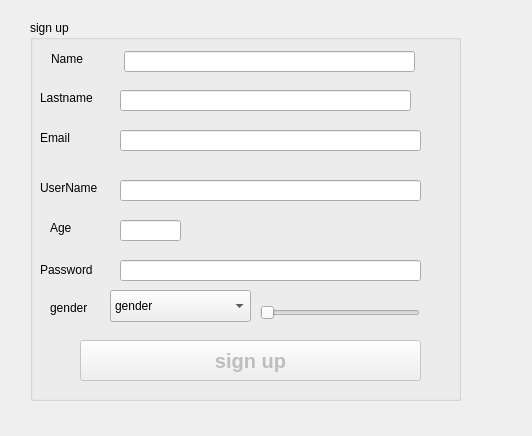
This is signupdialog.ui in sanazshokrzadeh/Messanger_throw_10 as Qt 5 draws it before an edit. The edited form follows.
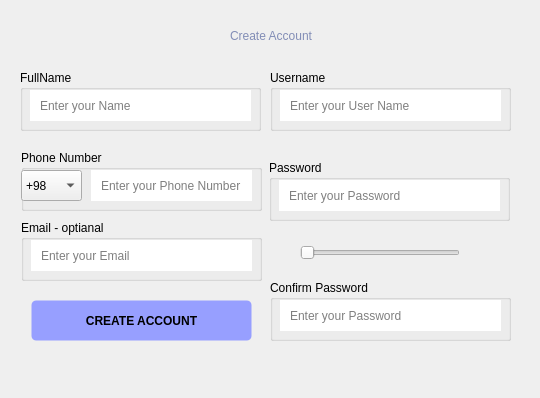
This is the edited form.

```diff
--- a/signupdialog.ui
+++ b/signupdialog.ui
@@ -6,255 +6,388 @@
    <rect>
     <x>0</x>
     <y>0</y>
-    <width>532</width>
-    <height>436</height>
+    <width>540</width>
+    <height>398</height>
    </rect>
   </property>
   <property name="windowTitle">
    <string>Dialog</string>
   </property>
-  <widget class="QGroupBox" name="groupBox">
+  <widget class="QPushButton" name="pushButtonsignup2">
    <property name="geometry">
     <rect>
-     <x>30</x>
-     <y>20</y>
-     <width>431</width>
-     <height>381</height>
+     <x>31</x>
+     <y>300</y>
+     <width>221</width>
+     <height>41</height>
+    </rect>
+   </property>
+   <property name="styleSheet">
+    <string notr="true">QPushButton
+{
+	background-color:rgb(151, 159, 255);
+	color: rgb(252, 252 252);
+	font-weight: bold;
+	border-style: solid;
+	border-width: 1px;
+	border-radius: 5px;
+	padding: 10px;
+	font: 1000 15pt &quot;Exo 10&quot;;
+}
+</string>
+   </property>
+   <property name="text">
+    <string>CREATE ACCOUNT</string>
+   </property>
+  </widget>
+  <widget class="QGroupBox" name="groupBox_7">
+   <property name="geometry">
+    <rect>
+     <x>21</x>
+     <y>150</y>
+     <width>241</width>
+     <height>61</height>
     </rect>
    </property>
    <property name="title">
-    <string>sign up</string>
+    <string>Phone Number </string>
    </property>
-   <widget class="QLineEdit" name="lineEditname">
+   <widget class="QComboBox" name="pn_comboBox">
     <property name="geometry">
      <rect>
-      <x>94</x>
-      <y>31</y>
-      <width>291</width>
-      <height>21</height>
-     </rect>
-    </property>
-   </widget>
-   <widget class="QLineEdit" name="lineEditlast">
-    <property name="enabled">
-     <bool>true</bool>
-    </property>
-    <property name="geometry">
-     <rect>
-      <x>90</x>
-      <y>70</y>
-      <width>291</width>
-      <height>21</height>
-     </rect>
-    </property>
-   </widget>
-   <widget class="QLabel" name="label_2">
-    <property name="geometry">
-     <rect>
-      <x>10</x>
-      <y>240</y>
-      <width>71</width>
-      <height>20</height>
-     </rect>
-    </property>
-    <property name="text">
-     <string>Password</string>
-    </property>
-   </widget>
-   <widget class="QLabel" name="label_3">
-    <property name="geometry">
-     <rect>
-      <x>21</x>
-      <y>31</y>
-      <width>41</width>
-      <height>16</height>
-     </rect>
-    </property>
-    <property name="text">
-     <string>Name</string>
-    </property>
-   </widget>
-   <widget class="QLineEdit" name="lineEditusername">
-    <property name="geometry">
-     <rect>
-      <x>90</x>
-      <y>160</y>
-      <width>301</width>
-      <height>21</height>
-     </rect>
-    </property>
-   </widget>
-   <widget class="QLineEdit" name="lineEditpassword">
-    <property name="geometry">
-     <rect>
-      <x>90</x>
-      <y>240</y>
-      <width>301</width>
-      <height>21</height>
-     </rect>
-    </property>
-    <property name="toolTip">
-     <string/>
-    </property>
-   </widget>
-   <widget class="QComboBox" name="comboBoxgender">
-    <property name="geometry">
-     <rect>
-      <x>80</x>
-      <y>270</y>
-      <width>141</width>
-      <height>32</height>
-     </rect>
-    </property>
-    <item>
-     <property name="text">
-      <string>gender</string>
-     </property>
-    </item>
-    <item>
-     <property name="text">
-      <string>male</string>
-     </property>
-    </item>
-    <item>
-     <property name="text">
-      <string>female</string>
-     </property>
-    </item>
-   </widget>
-   <widget class="QLabel" name="label_4">
-    <property name="geometry">
-     <rect>
-      <x>20</x>
-      <y>280</y>
-      <width>58</width>
-      <height>16</height>
-     </rect>
-    </property>
-    <property name="text">
-     <string>gender</string>
-    </property>
-   </widget>
-   <widget class="QPushButton" name="pushButtonsignup2">
-    <property name="enabled">
-     <bool>false</bool>
-    </property>
-    <property name="geometry">
-     <rect>
-      <x>50</x>
-      <y>320</y>
-      <width>341</width>
-      <height>41</height>
-     </rect>
-    </property>
-    <property name="font">
-     <font>
-      <pointsize>15</pointsize>
-      <bold>true</bold>
-     </font>
-    </property>
-    <property name="cursor">
-     <cursorShape>PointingHandCursor</cursorShape>
-    </property>
-    <property name="text">
-     <string>sign up</string>
-    </property>
-   </widget>
-   <widget class="QLabel" name="label_5">
-    <property name="geometry">
-     <rect>
-      <x>10</x>
-      <y>70</y>
-      <width>59</width>
-      <height>16</height>
-     </rect>
-    </property>
-    <property name="text">
-     <string>Lastname</string>
-    </property>
-   </widget>
-   <widget class="QLabel" name="label_6">
-    <property name="geometry">
-     <rect>
-      <x>10</x>
-      <y>160</y>
-      <width>63</width>
-      <height>16</height>
-     </rect>
-    </property>
-    <property name="text">
-     <string>UserName</string>
-    </property>
-   </widget>
-   <widget class="QLabel" name="label_age">
-    <property name="geometry">
-     <rect>
-      <x>20</x>
-      <y>200</y>
-      <width>59</width>
-      <height>16</height>
-     </rect>
-    </property>
-    <property name="text">
-     <string>Age</string>
-    </property>
-   </widget>
-   <widget class="QLineEdit" name="lineEditage">
-    <property name="geometry">
-     <rect>
-      <x>90</x>
-      <y>200</y>
+      <x>0</x>
+      <y>20</y>
       <width>61</width>
-      <height>21</height>
+      <height>31</height>
      </rect>
     </property>
-    <property name="age" stdset="0">
-     <double>0.000000000000000</double>
+    <property name="frame">
+     <bool>true</bool>
     </property>
+    <item>
+     <property name="text">
+      <string>+98</string>
+     </property>
+    </item>
+    <item>
+     <property name="text">
+      <string>+1</string>
+     </property>
+    </item>
+    <item>
+     <property name="text">
+      <string>+44</string>
+     </property>
+    </item>
+    <item>
+     <property name="text">
+      <string>+65</string>
+     </property>
+    </item>
    </widget>
-   <widget class="QLabel" name="label_age_2">
+   <widget class="QLineEdit" name="lineEditphone">
     <property name="geometry">
      <rect>
-      <x>10</x>
-      <y>110</y>
-      <width>59</width>
-      <height>16</height>
+      <x>70</x>
+      <y>20</y>
+      <width>161</width>
+      <height>31</height>
      </rect>
     </property>
+    <property name="styleSheet">
+     <string notr="true">border-left-color: #fff;
+border-left-style: solid;
+border-left-width: 5px;
+text-indent: 3px;
+padding-left:3px;
+</string>
+    </property>
+    <property name="inputMask">
+     <string/>
+    </property>
     <property name="text">
-     <string>Email</string>
+     <string/>
     </property>
+    <property name="maxLength">
+     <number>10</number>
+    </property>
+    <property name="frame">
+     <bool>false</bool>
+    </property>
+    <property name="placeholderText">
+     <string>Enter your Phone Number</string>
+    </property>
+    <property name="cursorMoveStyle">
+     <enum>Qt::LogicalMoveStyle</enum>
+    </property>
    </widget>
+  </widget>
+  <widget class="QGroupBox" name="groupBox_5">
+   <property name="geometry">
+    <rect>
+     <x>270</x>
+     <y>70</y>
+     <width>241</width>
+     <height>61</height>
+    </rect>
+   </property>
+   <property name="title">
+    <string>Username</string>
+   </property>
+   <widget class="QLineEdit" name="lineEditusername">
+    <property name="geometry">
+     <rect>
+      <x>10</x>
+      <y>20</y>
+      <width>221</width>
+      <height>31</height>
+     </rect>
+    </property>
+    <property name="toolTip">
+     <string>&lt;html&gt;&lt;head/&gt;&lt;body&gt;&lt;p&gt;only &lt;span style=&quot; font-weight:600;&quot;&gt;Alphabetic&lt;/span&gt; leters and&lt;span style=&quot; font-weight:600;&quot;&gt; Numbers&lt;/span&gt; and &lt;span style=&quot; font-weight:600;&quot;&gt;_ character&lt;/span&gt;&lt;/p&gt;&lt;p&gt;max = 20 character&lt;/p&gt;&lt;/body&gt;&lt;/html&gt;</string>
+    </property>
+    <property name="styleSheet">
+     <string notr="true">border-left-color: #fff;
+border-left-style: solid;
+border-left-width: 5px;
+text-indent: 3px;
+padding-left:3px;
+</string>
+    </property>
+    <property name="maxLength">
+     <number>20</number>
+    </property>
+    <property name="frame">
+     <bool>false</bool>
+    </property>
+    <property name="placeholderText">
+     <string>Enter your User Name</string>
+    </property>
+   </widget>
+  </widget>
+  <widget class="QGroupBox" name="groupBox_15">
+   <property name="geometry">
+    <rect>
+     <x>270</x>
+     <y>280</y>
+     <width>241</width>
+     <height>61</height>
+    </rect>
+   </property>
+   <property name="title">
+    <string>Confirm Password</string>
+   </property>
+   <widget class="QLineEdit" name="c_password_lineEdit">
+    <property name="geometry">
+     <rect>
+      <x>10</x>
+      <y>20</y>
+      <width>221</width>
+      <height>31</height>
+     </rect>
+    </property>
+    <property name="toolTip">
+     <string>&lt;html&gt;&lt;head/&gt;&lt;body&gt;&lt;p&gt;only &lt;span style=&quot; font-weight:600;&quot;&gt;Alphabetic leters &lt;/span&gt;and &lt;span style=&quot; font-weight:600;&quot;&gt;Numbers.&lt;/span&gt; you must use exactly one of theas characters [&lt;span style=&quot; font-weight:600;&quot;&gt;$&lt;/span&gt;, &lt;span style=&quot; font-weight:600;&quot;&gt;%&lt;/span&gt;]&lt;/p&gt;&lt;p&gt;* 5 &amp;lt; len &amp;lt; 10&lt;/p&gt;&lt;/body&gt;&lt;/html&gt;</string>
+    </property>
+    <property name="styleSheet">
+     <string notr="true">border-left-color: #fff;
+border-left-style: solid;
+border-left-width: 5px;
+text-indent: 3px;
+padding-left:3px;
+</string>
+    </property>
+    <property name="frame">
+     <bool>false</bool>
+    </property>
+    <property name="echoMode">
+     <enum>QLineEdit::Password</enum>
+    </property>
+    <property name="placeholderText">
+     <string>Enter your Password</string>
+    </property>
+   </widget>
+  </widget>
+  <widget class="QLabel" name="label_7">
+   <property name="geometry">
+    <rect>
+     <x>11</x>
+     <y>10</y>
+     <width>520</width>
+     <height>51</height>
+    </rect>
+   </property>
+   <property name="styleSheet">
+    <string notr="true">QWidget
+{
+	color:rgb(130, 141, 182);
+  	font: 900 14pt &quot;Exo 2&quot;;
+}</string>
+   </property>
+   <property name="text">
+    <string>Create Account</string>
+   </property>
+   <property name="alignment">
+    <set>Qt::AlignCenter</set>
+   </property>
+  </widget>
+  <widget class="QGroupBox" name="groupBox_6">
+   <property name="geometry">
+    <rect>
+     <x>21</x>
+     <y>220</y>
+     <width>241</width>
+     <height>61</height>
+    </rect>
+   </property>
+   <property name="title">
+    <string>Email - optianal</string>
+   </property>
    <widget class="QLineEdit" name="lineEditemail">
     <property name="geometry">
      <rect>
-      <x>90</x>
-      <y>110</y>
-      <width>301</width>
-      <height>21</height>
+      <x>10</x>
+      <y>20</y>
+      <width>221</width>
+      <height>31</height>
      </rect>
     </property>
+    <property name="styleSheet">
+     <string notr="true">border-left-color: #fff;
+border-left-style: solid;
+border-left-width: 5px;
+text-indent: 3px;
+padding-left:3px;
+</string>
+    </property>
+    <property name="frame">
+     <bool>false</bool>
+    </property>
+    <property name="placeholderText">
+     <string>Enter your Email</string>
+    </property>
    </widget>
-   <widget class="QSlider" name="horizontalSlider">
+  </widget>
+  <widget class="QGroupBox" name="groupBox_14">
+   <property name="geometry">
+    <rect>
+     <x>269</x>
+     <y>160</y>
+     <width>241</width>
+     <height>61</height>
+    </rect>
+   </property>
+   <property name="title">
+    <string>Password</string>
+   </property>
+   <widget class="QLineEdit" name="lineEditpassword">
     <property name="geometry">
      <rect>
-      <x>230</x>
-      <y>280</y>
-      <width>160</width>
-      <height>25</height>
+      <x>10</x>
+      <y>20</y>
+      <width>221</width>
+      <height>31</height>
      </rect>
     </property>
-    <property name="tracking">
-     <bool>true</bool>
+    <property name="toolTip">
+     <string>&lt;html&gt;&lt;head/&gt;&lt;body&gt;&lt;p&gt;only &lt;span style=&quot; font-weight:600;&quot;&gt;Alphabetic leters &lt;/span&gt;and &lt;span style=&quot; font-weight:600;&quot;&gt;Numbers.&lt;/span&gt; you must use exactly one of theas characters [&lt;span style=&quot; font-weight:600;&quot;&gt;$&lt;/span&gt;, &lt;span style=&quot; font-weight:600;&quot;&gt;%&lt;/span&gt;]&lt;/p&gt;&lt;p&gt;* 5 &amp;lt; len &amp;lt; 10&lt;/p&gt;&lt;/body&gt;&lt;/html&gt;</string>
     </property>
-    <property name="orientation">
-     <enum>Qt::Horizontal</enum>
+    <property name="styleSheet">
+     <string notr="true">border-left-color: #fff;
+border-left-style: solid;
+border-left-width: 5px;
+text-indent: 3px;
+padding-left:3px;
+</string>
     </property>
-    <property name="invertedControls">
+    <property name="frame">
      <bool>false</bool>
     </property>
+    <property name="echoMode">
+     <enum>QLineEdit::Password</enum>
+    </property>
+    <property name="placeholderText">
+     <string>Enter your Password</string>
+    </property>
    </widget>
   </widget>
+  <widget class="QGroupBox" name="groupBox_8">
+   <property name="geometry">
+    <rect>
+     <x>20</x>
+     <y>70</y>
+     <width>241</width>
+     <height>61</height>
+    </rect>
+   </property>
+   <property name="title">
+    <string>FullName</string>
+   </property>
+   <widget class="QLineEdit" name="lineEditname">
+    <property name="geometry">
+     <rect>
+      <x>10</x>
+      <y>20</y>
+      <width>221</width>
+      <height>31</height>
+     </rect>
+    </property>
+    <property name="toolTip">
+     <string>&lt;html&gt;&lt;head/&gt;&lt;body&gt;&lt;p&gt;only &lt;span style=&quot; font-weight:600;&quot;&gt;Alphabetic&lt;/span&gt; leters and&lt;span style=&quot; font-weight:600;&quot;&gt; Numbers&lt;/span&gt; and &lt;span style=&quot; font-weight:600;&quot;&gt;_ character&lt;/span&gt;&lt;/p&gt;&lt;p&gt;max = 20 character&lt;/p&gt;&lt;/body&gt;&lt;/html&gt;</string>
+    </property>
+    <property name="styleSheet">
+     <string notr="true">border-left-color: #fff;
+border-left-style: solid;
+border-left-width: 5px;
+text-indent: 3px;
+padding-left:3px;
+</string>
+    </property>
+    <property name="text">
+     <string/>
+    </property>
+    <property name="maxLength">
+     <number>20</number>
+    </property>
+    <property name="frame">
+     <bool>false</bool>
+    </property>
+    <property name="placeholderText">
+     <string>Enter your Name</string>
+    </property>
+   </widget>
+  </widget>
+  <widget class="QSlider" name="horizontalSlider">
+   <property name="enabled">
+    <bool>false</bool>
+   </property>
+   <property name="geometry">
+    <rect>
+     <x>300</x>
+     <y>240</y>
+     <width>160</width>
+     <height>25</height>
+    </rect>
+   </property>
+   <property name="toolTip">
+    <string>Your password strength</string>
+   </property>
+   <property name="statusTip">
+    <string>Your password strength</string>
+   </property>
+   <property name="styleSheet">
+    <string notr="true">color:rgb(185, 195, 255)</string>
+   </property>
+   <property name="tracking">
+    <bool>true</bool>
+   </property>
+   <property name="orientation">
+    <enum>Qt::Horizontal</enum>
+   </property>
+   <property name="invertedControls">
+    <bool>false</bool>
+   </property>
+  </widget>
  </widget>
  <resources/>
  <connections/>
```
